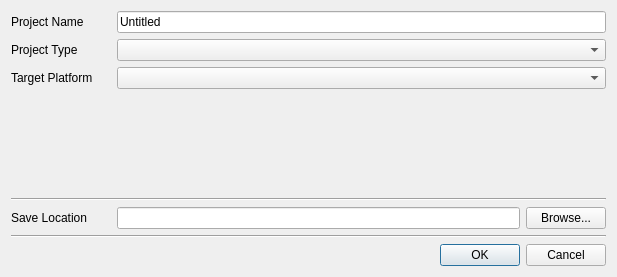
The window that ui/NewProjectWizard.ui (kipr/kiss) describes before a commit, drawn with Qt 5.
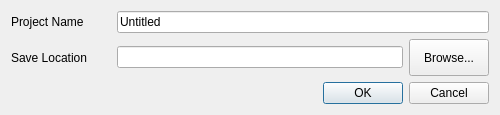
The same window after the commit.

Commit message: Cleaned up the new project dialog

```diff
--- a/ui/NewProjectWizard.ui
+++ b/ui/NewProjectWizard.ui
@@ -6,8 +6,8 @@
    <rect>
     <x>0</x>
     <y>0</y>
-    <width>617</width>
-    <height>277</height>
+    <width>500</width>
+    <height>115</height>
    </rect>
   </property>
   <property name="windowTitle">
@@ -44,80 +44,6 @@
      </item>
     </layout>
    </item>
-   <item>
-    <layout class="QHBoxLayout" name="horizontalLayout_3">
-     <item>
-      <widget class="QLabel" name="label_4">
-       <property name="minimumSize">
-        <size>
-         <width>100</width>
-         <height>0</height>
-        </size>
-       </property>
-       <property name="text">
-        <string>Project Type</string>
-       </property>
-      </widget>
-     </item>
-     <item>
-      <widget class="QComboBox" name="ui_projectTypes">
-       <property name="sizePolicy">
-        <sizepolicy hsizetype="Expanding" vsizetype="Fixed">
-         <horstretch>0</horstretch>
-         <verstretch>0</verstretch>
-        </sizepolicy>
-       </property>
-      </widget>
-     </item>
-    </layout>
-   </item>
-   <item>
-    <layout class="QHBoxLayout" name="horizontalLayout_4">
-     <item>
-      <widget class="QLabel" name="ui_targetPlatformLabel">
-       <property name="minimumSize">
-        <size>
-         <width>100</width>
-         <height>0</height>
-        </size>
-       </property>
-       <property name="text">
-        <string>Target Platform</string>
-       </property>
-      </widget>
-     </item>
-     <item>
-      <widget class="QComboBox" name="ui_targetPlatforms">
-       <property name="sizePolicy">
-        <sizepolicy hsizetype="Expanding" vsizetype="Fixed">
-         <horstretch>0</horstretch>
-         <verstretch>0</verstretch>
-        </sizepolicy>
-       </property>
-      </widget>
-     </item>
-    </layout>
-   </item>
-   <item>
-    <spacer name="verticalSpacer">
-     <property name="orientation">
-      <enum>Qt::Vertical</enum>
-     </property>
-     <property name="sizeHint" stdset="0">
-      <size>
-       <width>20</width>
-       <height>40</height>
-      </size>
-     </property>
-    </spacer>
-   </item>
-   <item>
-    <widget class="Line" name="line">
-     <property name="orientation">
-      <enum>Qt::Horizontal</enum>
-     </property>
-    </widget>
-   </item>
    <item>
     <layout class="QHBoxLayout" name="horizontalLayout">
      <item>
@@ -155,13 +81,6 @@
      </item>
     </layout>
    </item>
-   <item>
-    <widget class="Line" name="line_2">
-     <property name="orientation">
-      <enum>Qt::Horizontal</enum>
-     </property>
-    </widget>
-   </item>
    <item>
     <widget class="QDialogButtonBox" name="buttonBox">
      <property name="orientation">
```
The commit also changes 5 other files.
